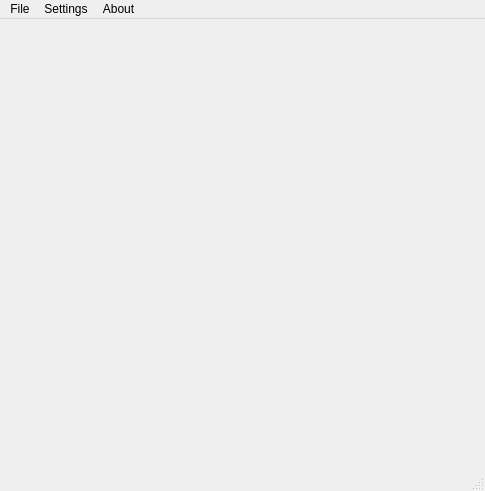
The window that src/texteditor.ui (pennyfea/TextEditor) describes before a commit, drawn with Qt 5.
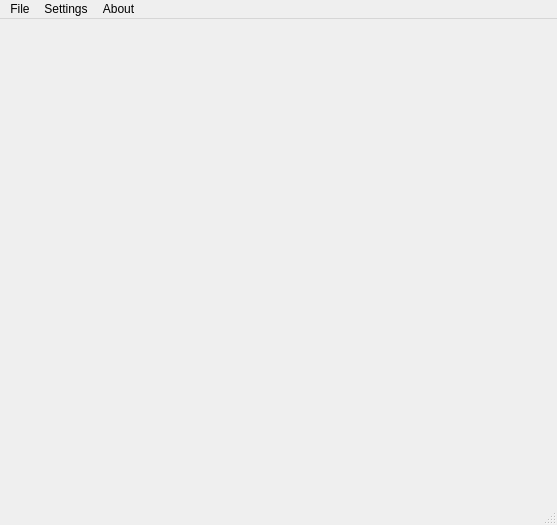
The same window after the commit. Icons and pictures are not drawn.

Patch:
```diff
--- a/src/texteditor.ui
+++ b/src/texteditor.ui
@@ -6,8 +6,8 @@
    <rect>
     <x>0</x>
     <y>0</y>
-    <width>485</width>
-    <height>491</height>
+    <width>557</width>
+    <height>525</height>
    </rect>
   </property>
   <property name="windowTitle">
@@ -19,8 +19,8 @@
     <rect>
      <x>0</x>
      <y>0</y>
-     <width>485</width>
-     <height>26</height>
+     <width>557</width>
+     <height>22</height>
     </rect>
    </property>
    <widget class="QMenu" name="menuFile">
```
